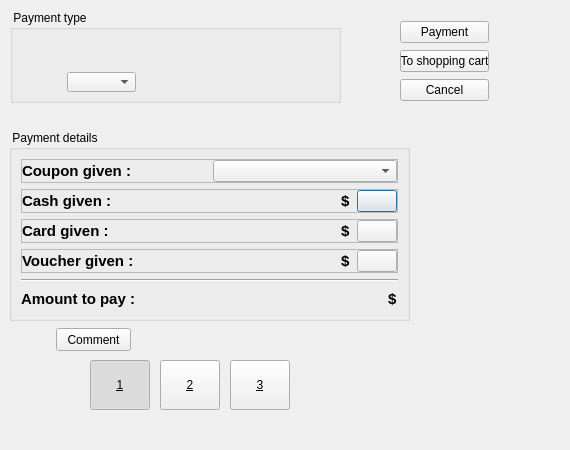
This is client/dlgcassaaction.ui in tbikfalvi/Belenus as Qt 5 draws it before an edit. The edited form follows.
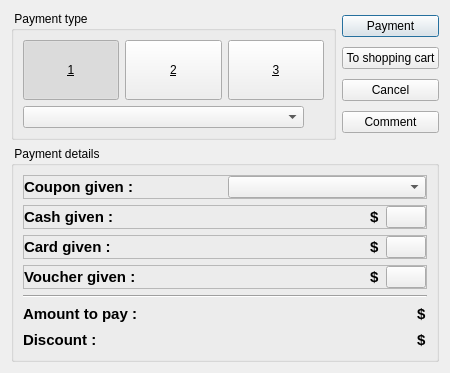
This is the edited form.

Patch:
```diff
--- a/client/dlgcassaaction.ui
+++ b/client/dlgcassaaction.ui
@@ -6,8 +6,8 @@
    <rect>
     <x>0</x>
     <y>0</y>
-    <width>570</width>
-    <height>450</height>
+    <width>450</width>
+    <height>373</height>
    </rect>
   </property>
   <property name="sizePolicy">
@@ -16,30 +16,220 @@
     <verstretch>0</verstretch>
    </sizepolicy>
   </property>
-  <property name="minimumSize">
-   <size>
-    <width>570</width>
-    <height>450</height>
-   </size>
-  </property>
-  <property name="maximumSize">
-   <size>
-    <width>570</width>
-    <height>450</height>
-   </size>
-  </property>
   <property name="windowTitle">
    <string>Dialog</string>
   </property>
+  <layout class="QVBoxLayout" name="verticalLayout_7">
+   <item>
+    <layout class="QHBoxLayout" name="horizontalLayout_3">
+     <item>
+      <widget class="QGroupBox" name="gbPaymentType">
+       <property name="title">
+        <string> Payment type </string>
+       </property>
+       <layout class="QVBoxLayout" name="verticalLayout_3">
+        <item>
+         <layout class="QHBoxLayout" name="horizontalLayout">
+          <item>
+           <widget class="QPushButton" name="pbPayCash">
+            <property name="sizePolicy">
+             <sizepolicy hsizetype="Expanding" vsizetype="Expanding">
+              <horstretch>0</horstretch>
+              <verstretch>0</verstretch>
+             </sizepolicy>
+            </property>
+            <property name="layoutDirection">
+             <enum>Qt::RightToLeft</enum>
+            </property>
+            <property name="text">
+             <string>&amp;1</string>
+            </property>
+            <property name="iconSize">
+             <size>
+              <width>40</width>
+              <height>40</height>
+             </size>
+            </property>
+            <property name="checkable">
+             <bool>true</bool>
+            </property>
+            <property name="checked">
+             <bool>true</bool>
+            </property>
+            <property name="autoDefault">
+             <bool>false</bool>
+            </property>
+           </widget>
+          </item>
+          <item>
+           <widget class="QPushButton" name="pbPayCard">
+            <property name="sizePolicy">
+             <sizepolicy hsizetype="Expanding" vsizetype="Expanding">
+              <horstretch>0</horstretch>
+              <verstretch>0</verstretch>
+             </sizepolicy>
+            </property>
+            <property name="layoutDirection">
+             <enum>Qt::RightToLeft</enum>
+            </property>
+            <property name="text">
+             <string>&amp;2</string>
+            </property>
+            <property name="iconSize">
+             <size>
+              <width>40</width>
+              <height>40</height>
+             </size>
+            </property>
+            <property name="checkable">
+             <bool>true</bool>
+            </property>
+            <property name="autoDefault">
+             <bool>false</bool>
+            </property>
+           </widget>
+          </item>
+          <item>
+           <widget class="QPushButton" name="pbPayOther">
+            <property name="sizePolicy">
+             <sizepolicy hsizetype="Expanding" vsizetype="Expanding">
+              <horstretch>0</horstretch>
+              <verstretch>0</verstretch>
+             </sizepolicy>
+            </property>
+            <property name="layoutDirection">
+             <enum>Qt::RightToLeft</enum>
+            </property>
+            <property name="text">
+             <string>&amp;3</string>
+            </property>
+            <property name="iconSize">
+             <size>
+              <width>40</width>
+              <height>40</height>
+             </size>
+            </property>
+            <property name="checkable">
+             <bool>true</bool>
+            </property>
+            <property name="autoDefault">
+             <bool>false</bool>
+            </property>
+           </widget>
+          </item>
+         </layout>
+        </item>
+        <item>
+         <layout class="QHBoxLayout" name="horizontalLayout_2">
+          <item>
+           <widget class="QComboBox" name="cmbPaymentType">
+            <property name="minimumSize">
+             <size>
+              <width>170</width>
+              <height>0</height>
+             </size>
+            </property>
+            <property name="maximumSize">
+             <size>
+              <width>290</width>
+              <height>16777215</height>
+             </size>
+            </property>
+           </widget>
+          </item>
+          <item>
+           <spacer name="verticalSpacer">
+            <property name="orientation">
+             <enum>Qt::Vertical</enum>
+            </property>
+            <property name="sizeType">
+             <enum>QSizePolicy::Fixed</enum>
+            </property>
+            <property name="sizeHint" stdset="0">
+             <size>
+              <width>20</width>
+              <height>18</height>
+             </size>
+            </property>
+           </spacer>
+          </item>
+         </layout>
+        </item>
+       </layout>
+      </widget>
+     </item>
+     <item>
+      <layout class="QVBoxLayout" name="verticalLayout_4">
+       <item>
+        <widget class="QPushButton" name="pbOk">
+         <property name="text">
+          <string>Payment</string>
+         </property>
+         <property name="iconSize">
+          <size>
+           <width>20</width>
+           <height>20</height>
+          </size>
+         </property>
+         <property name="autoDefault">
+          <bool>true</bool>
+         </property>
+        </widget>
+       </item>
+       <item>
+        <widget class="QPushButton" name="pbShoppingCart">
+         <property name="text">
+          <string>To shopping cart</string>
+         </property>
+         <property name="iconSize">
+          <size>
+           <width>20</width>
+           <height>20</height>
+          </size>
+         </property>
+         <property name="autoDefault">
+          <bool>false</bool>
+         </property>
+        </widget>
+       </item>
+       <item>
+        <widget class="QPushButton" name="pbCancel">
+         <property name="text">
+          <string>Cancel</string>
+         </property>
+         <property name="iconSize">
+          <size>
+           <width>20</width>
+           <height>20</height>
+          </size>
+         </property>
+         <property name="autoDefault">
+          <bool>false</bool>
+         </property>
+        </widget>
+       </item>
+       <item>
+        <widget class="QPushButton" name="pbComment">
+         <property name="text">
+          <string>Comment</string>
+         </property>
+         <property name="iconSize">
+          <size>
+           <width>25</width>
+           <height>25</height>
+          </size>
+         </property>
+         <property name="autoDefault">
+          <bool>false</bool>
+         </property>
+        </widget>
+       </item>
+      </layout>
+     </item>
+    </layout>
+   </item>
+   <item>
   <widget class="QGroupBox" name="gbMoneyAction">
-   <property name="geometry">
-    <rect>
-     <x>9</x>
-     <y>130</y>
-     <width>401</width>
-     <height>191</height>
-    </rect>
-   </property>
    <property name="title">
     <string> Payment details </string>
    </property>
@@ -472,221 +662,78 @@
       </item>
      </layout>
     </item>
-   </layout>
-  </widget>
-  <widget class="QPushButton" name="pbPayCash">
-   <property name="geometry">
-    <rect>
-     <x>90</x>
-     <y>360</y>
-     <width>60</width>
-     <height>50</height>
-    </rect>
-   </property>
-   <property name="sizePolicy">
-    <sizepolicy hsizetype="Fixed" vsizetype="Fixed">
-     <horstretch>0</horstretch>
-     <verstretch>0</verstretch>
-    </sizepolicy>
-   </property>
-   <property name="minimumSize">
-    <size>
-     <width>0</width>
-     <height>30</height>
-    </size>
-   </property>
+      <item>
+       <layout class="QHBoxLayout" name="horizontalLayout_6">
+        <item>
+         <widget class="QLabel" name="lblMoneyDiscount">
+          <property name="font">
+           <font>
+            <pointsize>11</pointsize>
+            <weight>75</weight>
+            <bold>true</bold>
+           </font>
+          </property>
    <property name="text">
-    <string>&amp;1</string>
-   </property>
-   <property name="iconSize">
-    <size>
-     <width>30</width>
-     <height>30</height>
-    </size>
-   </property>
-   <property name="checkable">
-    <bool>true</bool>
-   </property>
-   <property name="checked">
-    <bool>true</bool>
-   </property>
-   <property name="autoDefault">
-    <bool>false</bool>
-   </property>
-  </widget>
-  <widget class="QPushButton" name="pbPayCard">
-   <property name="geometry">
-    <rect>
-     <x>160</x>
-     <y>360</y>
-     <width>60</width>
-     <height>50</height>
-    </rect>
-   </property>
-   <property name="sizePolicy">
-    <sizepolicy hsizetype="Fixed" vsizetype="Fixed">
-     <horstretch>0</horstretch>
-     <verstretch>0</verstretch>
-    </sizepolicy>
-   </property>
-   <property name="minimumSize">
-    <size>
-     <width>0</width>
-     <height>30</height>
-    </size>
-   </property>
-   <property name="text">
-    <string>&amp;2</string>
-   </property>
-   <property name="iconSize">
-    <size>
-     <width>30</width>
-     <height>30</height>
-    </size>
-   </property>
-   <property name="checkable">
-    <bool>true</bool>
-   </property>
-   <property name="autoDefault">
-    <bool>false</bool>
-   </property>
-  </widget>
-  <widget class="QPushButton" name="pbPayOther">
-   <property name="geometry">
-    <rect>
-     <x>230</x>
-     <y>360</y>
-     <width>60</width>
-     <height>50</height>
-    </rect>
-   </property>
-   <property name="minimumSize">
-    <size>
-     <width>0</width>
-     <height>30</height>
-    </size>
-   </property>
-   <property name="text">
-    <string>&amp;3</string>
-   </property>
-   <property name="iconSize">
-    <size>
-     <width>30</width>
-     <height>30</height>
-    </size>
-   </property>
-   <property name="checkable">
-    <bool>true</bool>
-   </property>
-   <property name="autoDefault">
-    <bool>false</bool>
-   </property>
-  </widget>
-  <widget class="QPushButton" name="pbComment">
-   <property name="geometry">
-    <rect>
-     <x>56</x>
-     <y>328</y>
-     <width>75</width>
-     <height>23</height>
-    </rect>
-   </property>
-   <property name="text">
-    <string>Comment</string>
-   </property>
-   <property name="iconSize">
-    <size>
-     <width>25</width>
-     <height>25</height>
-    </size>
-   </property>
-   <property name="autoDefault">
-    <bool>false</bool>
-   </property>
-  </widget>
-  <widget class="QGroupBox" name="gbPaymentType">
-   <property name="geometry">
-    <rect>
-     <x>10</x>
-     <y>10</y>
-     <width>331</width>
-     <height>93</height>
-    </rect>
-   </property>
-   <property name="title">
-    <string> Payment type </string>
-   </property>
-   <widget class="QComboBox" name="cmbPaymentType">
-    <property name="geometry">
-     <rect>
-      <x>57</x>
-      <y>62</y>
-      <width>69</width>
-      <height>20</height>
-     </rect>
-    </property>
-   </widget>
-  </widget>
-  <widget class="QWidget" name="">
-   <property name="geometry">
-    <rect>
-     <x>400</x>
-     <y>20</y>
-     <width>89</width>
-     <height>83</height>
-    </rect>
-   </property>
-   <layout class="QVBoxLayout" name="verticalLayout_4">
+           <string>Discount :</string>
+          </property>
+         </widget>
+        </item>
     <item>
-     <widget class="QPushButton" name="pbOk">
-      <property name="text">
-       <string>Payment</string>
-      </property>
-      <property name="iconSize">
+         <spacer name="horizontalSpacer_4">
+          <property name="orientation">
+           <enum>Qt::Horizontal</enum>
+          </property>
+          <property name="sizeHint" stdset="0">
        <size>
-        <width>20</width>
+            <width>40</width>
         <height>20</height>
        </size>
       </property>
-      <property name="autoDefault">
-       <bool>true</bool>
-      </property>
-     </widget>
+         </spacer>
     </item>
     <item>
-     <widget class="QPushButton" name="pbShoppingCart">
-      <property name="text">
-       <string>To shopping cart</string>
-      </property>
-      <property name="iconSize">
-       <size>
-        <width>20</width>
-        <height>20</height>
-       </size>
-      </property>
-      <property name="autoDefault">
+         <widget class="QLineEdit" name="ledDiscount">
+          <property name="font">
+           <font>
+            <pointsize>11</pointsize>
+            <weight>75</weight>
+            <bold>true</bold>
+           </font>
+          </property>
+          <property name="layoutDirection">
+           <enum>Qt::RightToLeft</enum>
+          </property>
+          <property name="autoFillBackground">
        <bool>false</bool>
       </property>
+          <property name="styleSheet">
+           <string notr="true">border: 0; background: transparent; color: rgb(0, 85, 0);</string>
+          </property>
+          <property name="alignment">
+           <set>Qt::AlignRight|Qt::AlignTrailing|Qt::AlignVCenter</set>
+          </property>
      </widget>
     </item>
     <item>
-     <widget class="QPushButton" name="pbCancel">
+         <widget class="QLabel" name="lblCurrencyDiscount">
+          <property name="font">
+           <font>
+            <pointsize>11</pointsize>
+            <weight>75</weight>
+            <bold>true</bold>
+           </font>
+          </property>
       <property name="text">
-       <string>Cancel</string>
-      </property>
-      <property name="iconSize">
-       <size>
-        <width>20</width>
-        <height>20</height>
-       </size>
-      </property>
-      <property name="autoDefault">
-       <bool>false</bool>
-      </property>
+           <string>$</string>
+          </property>
      </widget>
     </item>
    </layout>
-  </widget>
+      </item>
+     </layout>
+    </widget>
+   </item>
+  </layout>
  </widget>
  <tabstops>
   <tabstop>pbPayCash</tabstop>
```
Lines whose indentation alone changed are shown as unchanged.
